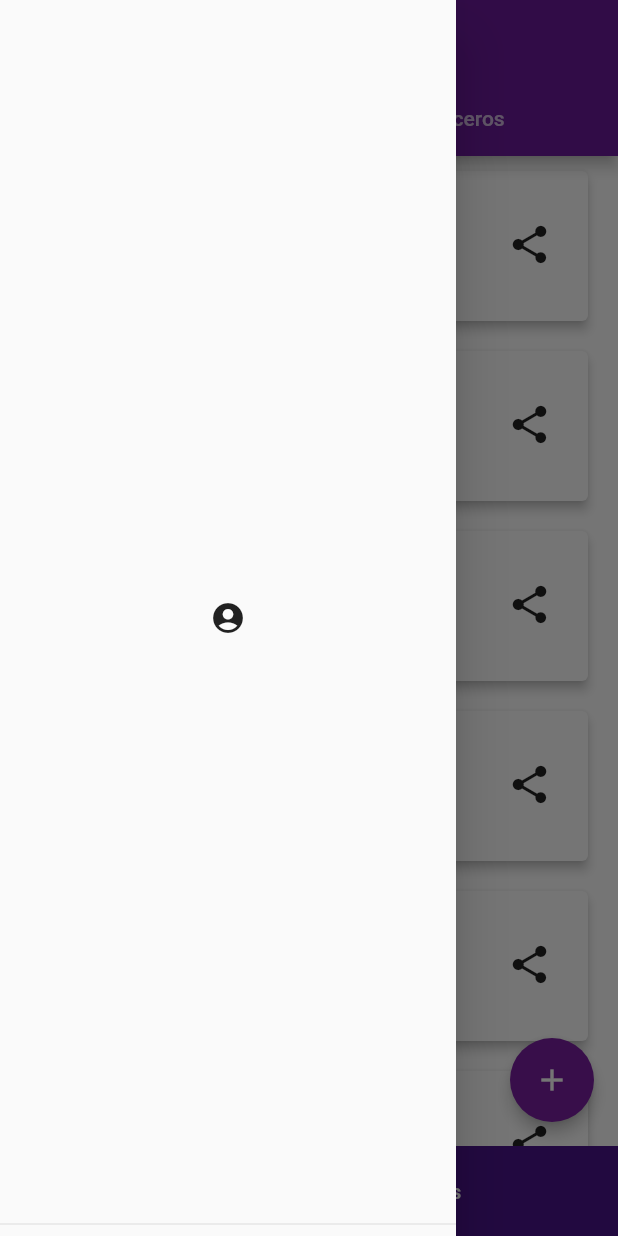
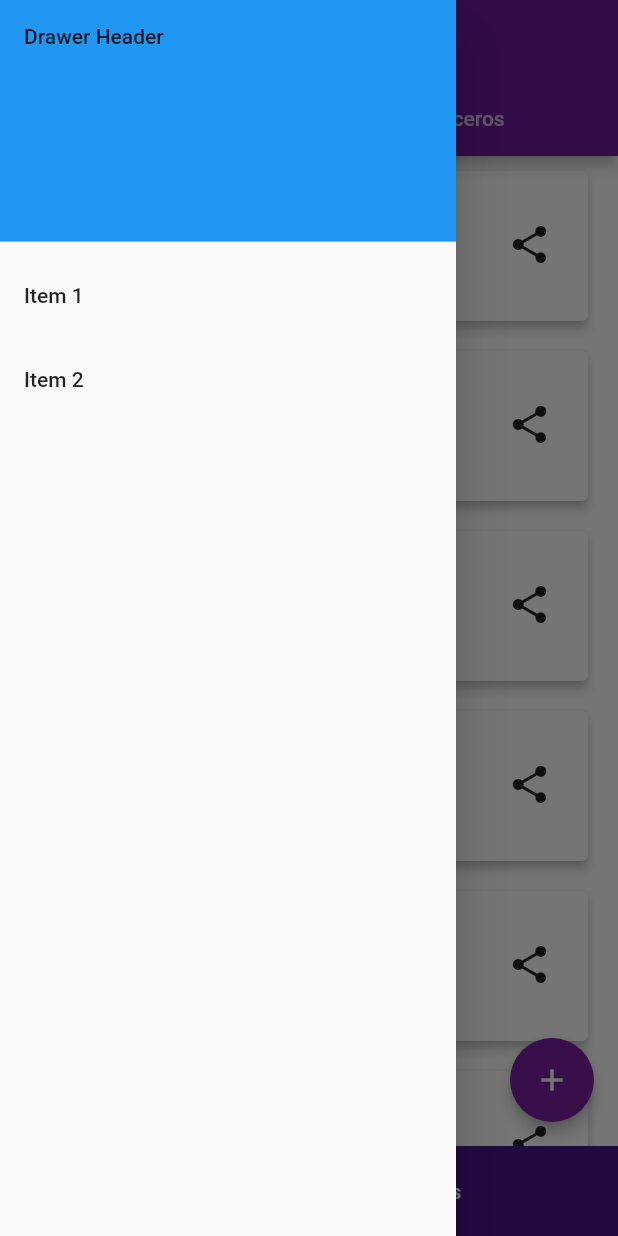
Before and after one commit to omarorlandini123/e-commerce, a Flutter app: the ProductosPage screen opened by its route, with the side drawer open, on a phone screen of 412 x 824 dp. Run offline on Flutter 3.47's test engine with Material 2 defaults, Android fonts, the phone set to English and light mode, and no system bars.

Commit message:
Drawer inicial

```diff
--- a/lib/pages/productos_page.dart
+++ b/lib/pages/productos_page.dart
@@ -58,9 +58,7 @@ class _ProductosPageState extends State<ProductosPage>
           elevation: 4.0,
           child: new Icon(Icons.add),
           backgroundColor: Colors.purple[700],
-          onPressed: () {
-
-          });
+          onPressed: () {});
     else
       return null;
   }
@@ -181,10 +179,31 @@ class _ProductosPageState extends State<ProductosPage>
           title: Text('Productos'),
         ),
         drawer: Drawer(
-          child: DrawerHeader(
-            child: Container(
-              child: Icon(Icons.account_circle),
-            ),
+          child: ListView(
+            // Important: Remove any padding from the ListView.
+            padding: EdgeInsets.zero,
+            children: <Widget>[
+              DrawerHeader(
+                child: Text('Drawer Header'),
+                decoration: BoxDecoration(
+                  color: Colors.blue,
+                ),
+              ),
+              ListTile(
+                title: Text('Item 1'),
+                onTap: () {
+                  // Update the state of the app
+                  // ...
+                },
+              ),
+              ListTile(
+                title: Text('Item 2'),
+                onTap: () {
+                  // Update the state of the app
+                  // ...
+                },
+              ),
+            ],
           ),
           semanticLabel: 'Menu',
         ),
--- a/pubspec.yaml
+++ b/pubspec.yaml
@@ -9,7 +9,7 @@ dependencies:
   # The following adds the Cupertino Icons font to your application.
   # Use with the CupertinoIcons class for iOS style icons.
   cupertino_icons: ^0.1.2
-  barcode_scan: "^0.0.4"
+  #barcode_scan: "^0.0.4"
 
 
 
```
Also changed, not shown: lib/pages/registro_page.dart (+27 -24 lines).
